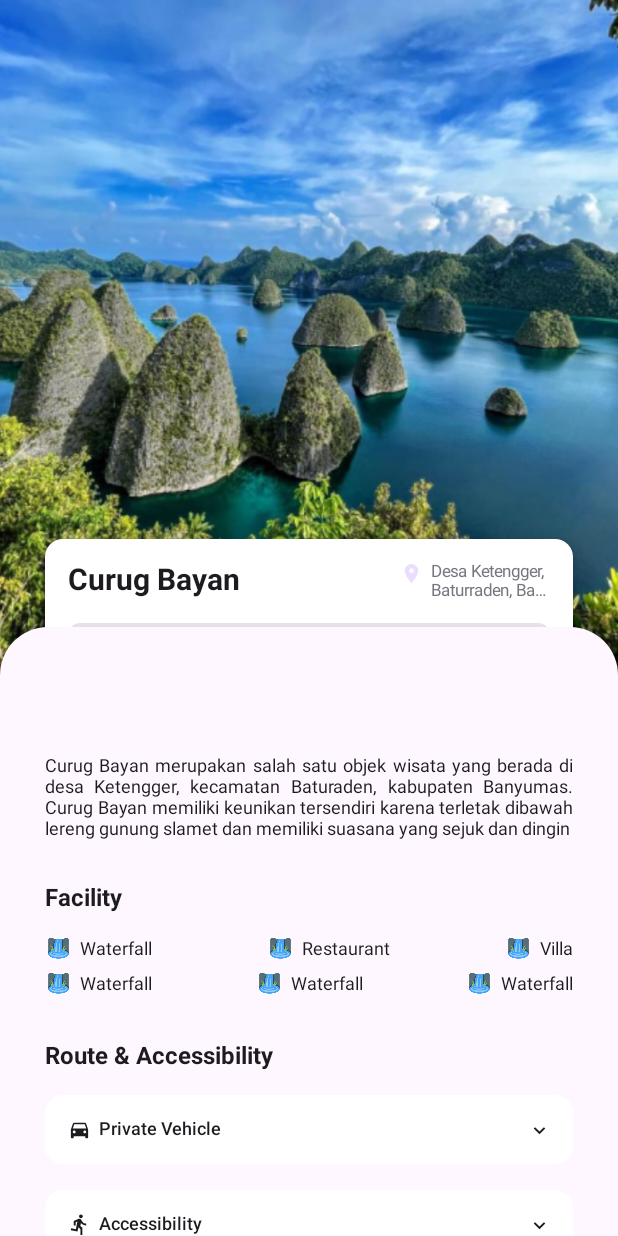
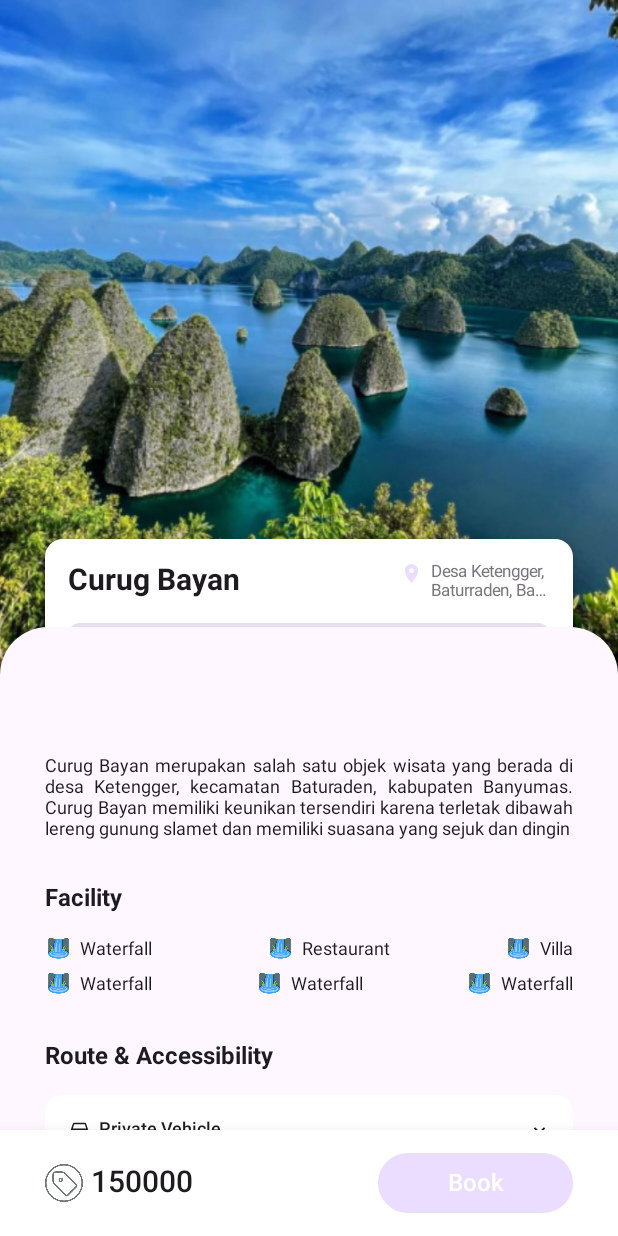
Before and after one commit to fajarnasrullah/BanyumasTourismApp, an Android app built with Jetpack Compose: the screen it shows after launch (MainActivity), on a phone screen of 412 x 824 dp. Run offline under Robolectric (Android 15) with nearby library versions, the phone set to English and light mode, and no system bars; our stand-ins replace constraintlayout-compose; pictures from the network do not load.

Commit message:
add bottom bar on detail screen

```diff
--- /dev/null
+++ b/app/src/main/java/com/jer/banyumastourismapp/presentation/component/BottomBarDetail.kt
@@ -0,0 +1,86 @@
+package com.jer.banyumastourismapp.presentation.component
+
+import androidx.compose.foundation.Image
+import androidx.compose.foundation.background
+import androidx.compose.foundation.layout.Arrangement
+import androidx.compose.foundation.layout.Row
+import androidx.compose.foundation.layout.Spacer
+import androidx.compose.foundation.layout.fillMaxWidth
+import androidx.compose.foundation.layout.padding
+import androidx.compose.foundation.layout.size
+import androidx.compose.foundation.layout.width
+import androidx.compose.material3.Button
+import androidx.compose.material3.ButtonDefaults
+import androidx.compose.material3.Card
+import androidx.compose.material3.CardDefaults
+import androidx.compose.material3.MaterialTheme
+import androidx.compose.material3.Text
+import androidx.compose.runtime.Composable
+import androidx.compose.ui.Alignment
+import androidx.compose.ui.Modifier
+import androidx.compose.ui.draw.shadow
+import androidx.compose.ui.graphics.RectangleShape
+import androidx.compose.ui.res.painterResource
+import androidx.compose.ui.text.font.FontWeight
+import androidx.compose.ui.unit.dp
+import androidx.compose.ui.unit.sp
+import com.jer.banyumastourismapp.R
+import com.jer.banyumastourismapp.presentation.detaildestination.DetailDestination
+
+@Composable
+fun BottomBarDetail(
+    modifier: Modifier = Modifier,
+    detailDestination: DetailDestination,
+    textButton: String,
+    onClick: () -> Unit
+) {
+
+    Card(
+        elevation = CardDefaults.cardElevation(defaultElevation = 15.dp),
+        shape = RectangleShape,
+    ) {
+
+        Row (
+            horizontalArrangement = Arrangement.SpaceBetween,
+            verticalAlignment = Alignment.CenterVertically,
+            modifier = Modifier
+                .background(MaterialTheme.colorScheme.onPrimary)
+                .fillMaxWidth()
+                .padding(horizontal = 30.dp, vertical = 15.dp)
+        ) {
+            Row {
+                Image(
+                    painter = painterResource(id = R.drawable.priceicon),
+                    contentDescription = null,
+                    modifier = Modifier.size(25.dp)
+                )
+                Spacer(modifier = Modifier.width(5.dp))
+
+                Text(
+                    text = detailDestination.cost.toString(),
+                    fontSize = 20.sp,
+                    fontWeight = FontWeight.SemiBold
+                )
+            }
+
+            Button(
+                modifier = Modifier.size(width = 130.dp, height = 40.dp),
+                colors = ButtonDefaults.buttonColors(
+                    containerColor = MaterialTheme.colorScheme.primaryContainer
+                ),
+                onClick = { onClick() },
+
+                ) {
+                Text(
+                    text = textButton,
+                    fontSize = 16.sp,
+                    fontWeight = FontWeight.SemiBold
+                )
+            }
+
+        }
+
+    }
+
+
+}
--- a/app/src/main/java/com/jer/banyumastourismapp/presentation/detaildestination/DetailDestinationScreen.kt
+++ b/app/src/main/java/com/jer/banyumastourismapp/presentation/detaildestination/DetailDestinationScreen.kt
@@ -7,6 +7,7 @@ import androidx.compose.animation.core.LinearOutSlowInEasing
 import androidx.compose.animation.core.animateFloatAsState
 import androidx.compose.animation.core.tween
 import androidx.compose.foundation.Image
+import androidx.compose.foundation.background
 import androidx.compose.foundation.clickable
 import androidx.compose.foundation.layout.Arrangement
 import androidx.compose.foundation.layout.Column
@@ -26,6 +27,8 @@ import androidx.compose.foundation.verticalScroll
 import androidx.compose.material.icons.Icons
 import androidx.compose.material.icons.filled.KeyboardArrowDown
 import androidx.compose.material.icons.filled.LocationOn
+import androidx.compose.material3.Button
+import androidx.compose.material3.ButtonDefaults
 import androidx.compose.material3.Card
 import androidx.compose.material3.CardDefaults
 import androidx.compose.material3.Divider
@@ -60,6 +63,7 @@ import coil.compose.AsyncImage
 import com.jer.banyumastourismapp.R
 import com.jer.banyumastourismapp.common.verySmallIcon
 import com.jer.banyumastourismapp.presentation.component.AppBarCustom
+import com.jer.banyumastourismapp.presentation.component.BottomBarDetail
 import com.jer.banyumastourismapp.ui.theme.BanyumasTourismAppTheme
 import kotlin.math.exp
 
@@ -72,6 +76,12 @@ fun DetailDestinationScreen(
     val scrollState = rememberScrollState()
 
     Scaffold (
+        bottomBar = {
+            BottomBarDetail(
+                detailDestination = detailDestination,
+                textButton = "Book",
+                onClick = {} )
+                    },
         modifier = Modifier
     ) { innerPadding ->
 
@@ -83,8 +93,6 @@ fun DetailDestinationScreen(
         ) {
 
             val (appBar, image, placeCard, content,) = createRefs()
-
-
 
 
             if (detailDestination.imageUrl == null) {
@@ -130,6 +138,7 @@ fun DetailDestinationScreen(
 
             PlaceCard(
                 detailDestination = detailDestination,
+                onClickLocation = {},
                 modifier = Modifier
                     .constrainAs(placeCard) {
                         centerAround(content.top)
@@ -146,7 +155,7 @@ fun DetailDestinationScreen(
                 action = {},
                 modifier = Modifier
                     .constrainAs(appBar) {
-                        top.linkTo(parent.top )
+                        top.linkTo(parent.top)
                         start.linkTo(parent.start)
                         end.linkTo(parent.end)
                         width = Dimension.fillToConstraints
@@ -159,6 +168,8 @@ fun DetailDestinationScreen(
         }
     }
 }
+
+
 
 
 @Composable
@@ -425,11 +436,11 @@ fun ItemFacility2(modifier: Modifier = Modifier, detailDestination: DetailDestin
 @Composable
 fun PlaceCard(
     modifier: Modifier = Modifier,
-    detailDestination: DetailDestination
+    detailDestination: DetailDestination,
+    onClickLocation: () -> Unit
 ) {
 
     Card(
-        onClick = { },
         shape = MaterialTheme.shapes.medium,
         colors = CardDefaults.cardColors(
             containerColor = MaterialTheme.colorScheme.onPrimary,
@@ -462,7 +473,7 @@ fun PlaceCard(
                     horizontalArrangement = Arrangement.End,
                     modifier = Modifier
                         .width(100.dp)
-                        .clickable { }
+                        .clickable { onClickLocation() }
                 ){
                    Icon(
                        imageVector = Icons.Default.LocationOn,
```
Also changed, not shown: app/src/main/res/drawable/costicon.png (added).
